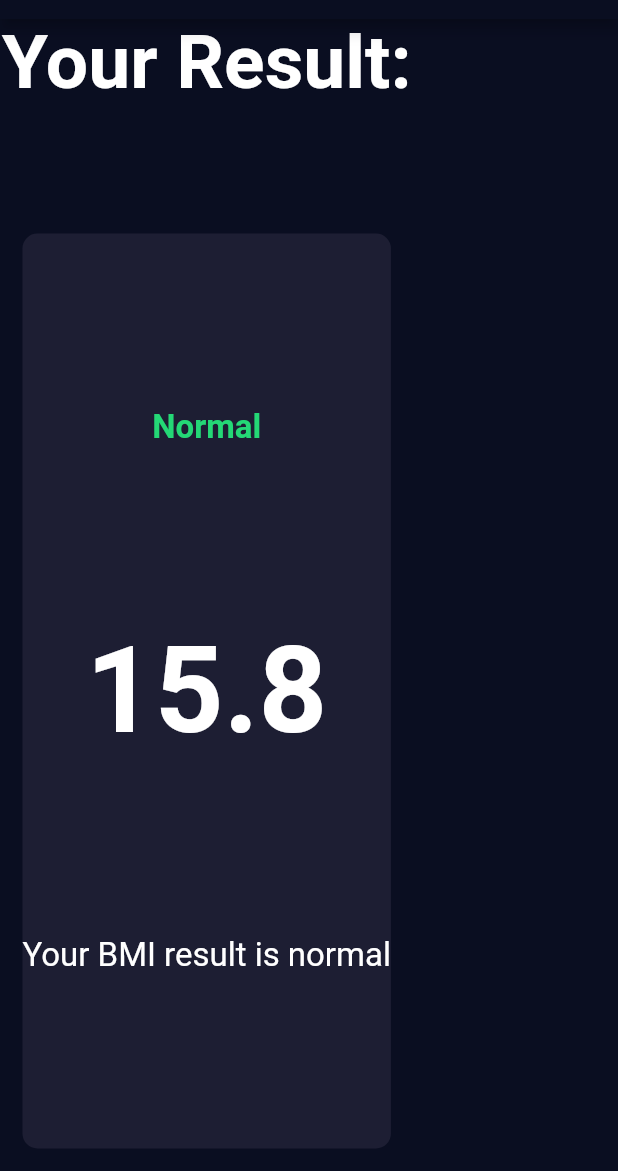
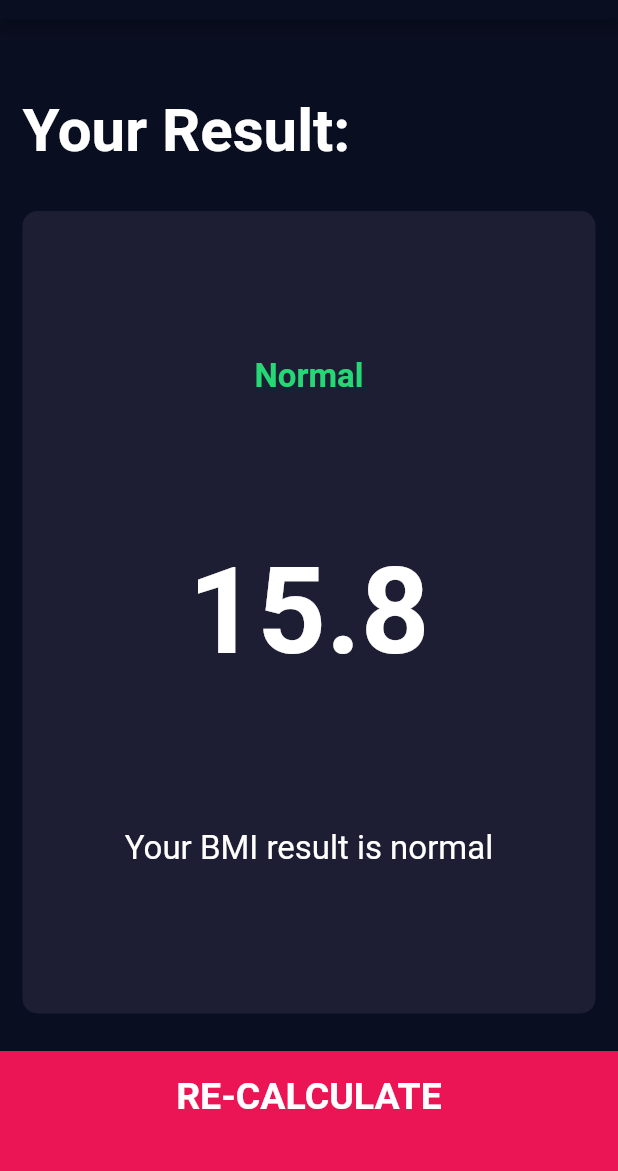
Before and after one commit to Himal-Thapa1/BMI_Calculator_htm_flutter, a Flutter app: the ReultPage screen opened directly, on a phone screen of 412 x 824 dp, the part 65-1236 px from its top. Run offline on Flutter 3.47's test engine with Material 2 defaults, Android fonts, the phone set to English and light mode, and no system bars; our stand-ins replace font_awesome_flutter.

Commit message:
don't know what went wrong

```diff
--- a/lib/constants.dart
+++ b/lib/constants.dart
@@ -24,7 +24,7 @@ const kLargeTextStyle = TextStyle(
 );
 
 const kTitleTextStyle = TextStyle(
-  fontSize: 50.0,
+  fontSize: 40.0,
   fontWeight: FontWeight.bold,
 );
 
--- a/lib/result_page.dart
+++ b/lib/result_page.dart
@@ -1,8 +1,17 @@
+import 'package:bmi_calculator_htm/buttom_button.dart';
 import 'package:bmi_calculator_htm/constants.dart';
 import 'package:bmi_calculator_htm/reusable_card.dart';
 import 'package:flutter/material.dart';
+import 'result_page.dart';
+import 'calculator_brain.dart';
 
 class ReultPage extends StatelessWidget {
+
+  ResultPage({required this.interpretation, required this.bmiResult, required this.bmiText});
+  final String bmiResult;
+  final String bmiText;
+  final String interpretation;
+
   const ReultPage({super.key});
 
   @override
@@ -13,9 +22,12 @@ class ReultPage extends StatelessWidget {
       ),
       body: Column(
         mainAxisAlignment: MainAxisAlignment.spaceEvenly,
+        crossAxisAlignment: CrossAxisAlignment.stretch,
         children: [
           Expanded(
             child: Container(
+              padding: EdgeInsets.all(15.0),
+              alignment: Alignment.bottomLeft,
               child: Text(
                 "Your Result:",
                 style: kTitleTextStyle,
@@ -44,7 +56,10 @@ class ReultPage extends StatelessWidget {
                 ],
               ),
             ),
-          )
+          ),
+          BottomButton(onTap: (){
+            Navigator.pop(context);
+          }, buttonTitle: "RE-CALCULATE")
         ],
       ),
     );
```
Also changed, not shown: lib/calculator_brain.dart (added, +34 -0 lines).
